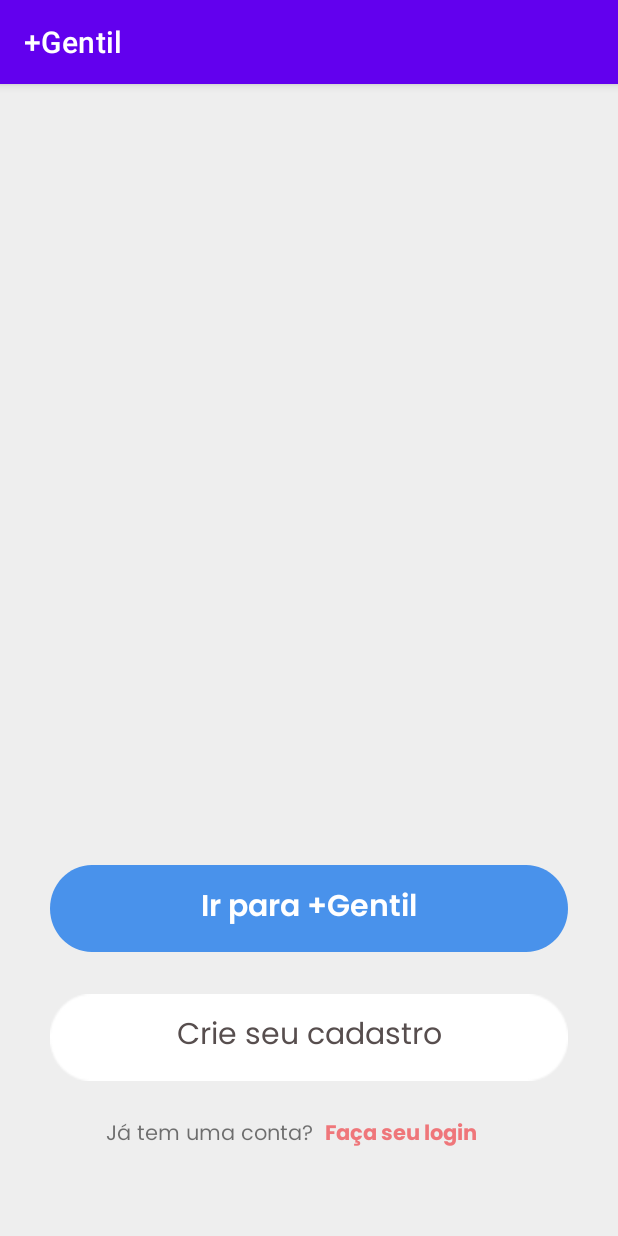
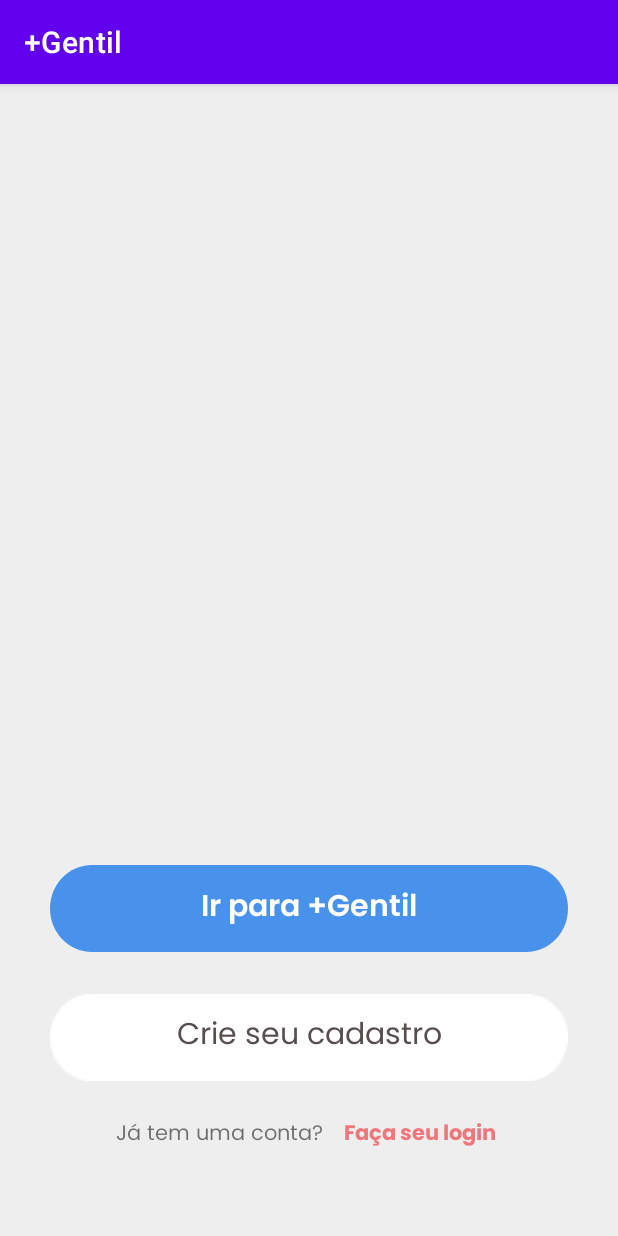
Before and after one commit to deborahohanne/MaisGentil, an Android app: the MainFragment screen opened through its navigation route, on a phone screen of 412 x 824 dp. Run offline under Robolectric (Android 15) with nearby library versions, the phone set to English and light mode, and no system bars; our stand-ins replace Dagger/Hilt's generated code, Firebase (no records; nobody signed in at launch, a user with empty details on screens opened directly), data binding.

Commit message:
FIX: Navegacao Login funcionando e arquivos de Login

```diff
--- /dev/null
+++ b/app/src/main/java/br/iesb/mobile/gentil/AppResult.kt
@@ -0,0 +1,6 @@
+package br.iesb.mobile.gentil
+
+sealed class AppResult<out T: Any> {
+    data class Success<out T: Any>(val data: T): AppResult<T>()
+    data class Error(val error: Throwable?): AppResult<Nothing>()
+}
--- a/app/src/main/java/br/iesb/mobile/gentil/ui/fragment/login/ForgotFragment.kt
+++ b/app/src/main/java/br/iesb/mobile/gentil/ui/fragment/login/ForgotFragment.kt
@@ -14,10 +14,6 @@ import br.iesb.mobile.gentil.databinding.FragmentLoginBinding
 class ForgotFragment : Fragment() {
 
     private lateinit var binding: FragmentForgotBinding
-
-    fun VoltarTelaLogin(v: View) {
-        findNavController().navigate(R.id.action_forgotFragment_to_loginFragment)
-    }
 
     override fun onCreateView(
         inflater: LayoutInflater, container: ViewGroup?,
--- a/app/src/main/java/br/iesb/mobile/gentil/ui/fragment/login/LoginFragment.kt
+++ b/app/src/main/java/br/iesb/mobile/gentil/ui/fragment/login/LoginFragment.kt
@@ -33,10 +33,6 @@ class LoginFragment : Fragment() {
 
 //    fun IrParaTelaLogin(v: View) {
 //        findNavController().navigate(R.id.action_mainFragment_to_loginFragment)
-//    }
-
-//    fun VoltarTelaMain(v: View) {
-//        findNavController().navigate(R.id.action_loginFragment_to_mainFragment)
 //    }
 
 
--- a/app/src/main/res/layout/activity_main.xml
+++ b/app/src/main/res/layout/activity_main.xml
@@ -8,7 +8,7 @@
     tools:context=".ui.activity.MainActivity">
 
     <TextView
-        android:id="@+id/tvMainLinked"
+        android:id="@+id/tvFacaSeuLogin"
         android:layout_width="wrap_content"
         android:layout_height="wrap_content"
         android:layout_marginStart="8dp"
--- a/app/src/main/res/layout/fragment_forgot.xml
+++ b/app/src/main/res/layout/fragment_forgot.xml
@@ -208,13 +208,13 @@
                 android:id="@+id/btforgotTrue"
                 android:layout_width="54dp"
                 android:layout_height="47dp"
-                android:onClick="@{codigoFragmento::VoltarTelaLogin}"
                 app:layout_constraintBottom_toBottomOf="parent"
                 app:layout_constraintEnd_toEndOf="parent"
                 app:layout_constraintHorizontal_bias="0.044"
                 app:layout_constraintStart_toStartOf="parent"
                 app:layout_constraintTop_toTopOf="parent"
                 app:layout_constraintVertical_bias="0.023"
+                android:onClick="@{() -> codigoFragmento.activity.onBackPressed()}"
                 app:srcCompat="@drawable/back" />
 
 
--- a/app/src/main/res/layout/fragment_login.xml
+++ b/app/src/main/res/layout/fragment_login.xml
@@ -184,7 +184,7 @@
                 android:onClick="@{() -> codigoFragmento.activity.onBackPressed()}"
                 app:srcCompat="@drawable/back" />
 
-            <TextViewIrParaTelaLogin
+            <TextView
                 android:id="@+id/tvLoginOne"
                 android:layout_width="wrap_content"
                 android:layout_height="wrap_content"
--- a/app/src/main/res/layout/fragment_main.xml
+++ b/app/src/main/res/layout/fragment_main.xml
@@ -17,23 +17,22 @@
         tools:context=".ui.activity.MainActivity">
 
         <TextView
-            android:id="@+id/tvMainLinked"
+            android:id="@+id/tvFacaSeuLogin"
             android:layout_width="wrap_content"
             android:layout_height="wrap_content"
-            android:layout_marginStart="8dp"
-            android:layout_marginEnd="100dp"
+            android:layout_marginEnd="80dp"
             android:layout_marginBottom="36dp"
             android:fontFamily="@font/poppinsbold"
+            android:onClick="@{codigoFragmento::irParaTelaLogin}"
             android:text="@string/txtJaTemUmaConta2"
             android:textColor="@color/txt_vermelho"
-            android:onClick="@{codigoFragmento::irParaTelaLogin}"
             app:layout_constraintBottom_toBottomOf="parent"
             app:layout_constraintEnd_toEndOf="parent"
-            app:layout_constraintHorizontal_bias="0.5"
-            app:layout_constraintStart_toEndOf="@+id/tvLogin" />
+            app:layout_constraintTop_toBottomOf="@+id/tvCrieSeuCadastro"
+            app:layout_constraintVertical_bias="1.0" />
 
         <TextView
-            android:id="@+id/tvLogin"
+            android:id="@+id/tvJaTemSuaConta"
             android:layout_width="wrap_content"
             android:layout_height="wrap_content"
             android:layout_marginStart="76dp"
@@ -42,12 +41,14 @@
             android:text="@string/txtJaTemUmaConta1"
             android:textAlignment="center"
             app:layout_constraintBottom_toBottomOf="parent"
-            app:layout_constraintEnd_toStartOf="@+id/tvMainLinked"
-            app:layout_constraintHorizontal_bias="0.5"
-            app:layout_constraintStart_toStartOf="parent" />
+            app:layout_constraintEnd_toStartOf="@+id/tvFacaSeuLogin"
+            app:layout_constraintHorizontal_bias="0.0"
+            app:layout_constraintStart_toStartOf="parent"
+            app:layout_constraintTop_toBottomOf="@+id/tvCrieSeuCadastro"
+            app:layout_constraintVertical_bias="1.0" />
 
         <TextView
-            android:id="@+id/btHome"
+            android:id="@+id/tvIrParaHome"
             android:layout_width="345dp"
             android:layout_height="58dp"
             android:layout_marginStart="32dp"
@@ -68,25 +69,24 @@
             app:layout_constraintTop_toBottomOf="@+id/vpOnboarding" />
 
         <TextView
-            android:id="@+id/tvMainSignUp"
+            android:id="@+id/tvCrieSeuCadastro"
             android:layout_width="345dp"
             android:layout_height="58dp"
             android:layout_marginStart="32dp"
-            android:layout_marginTop="40dp"
             android:layout_marginEnd="32dp"
             android:layout_marginBottom="84dp"
             android:background="@drawable/buttom2"
             android:fontFamily="@font/poppinsregular"
             android:gravity="center"
+            android:onClick="@{codigoFragmento::irParaTelaCadastro}"
             android:text="@string/txtCrieCadastro"
-            android:onClick="@{codigoFragmento::irParaTelaCadastro}"
             android:textAlignment="center"
             android:textColor="#574E4E"
             android:textSize="20sp"
             app:layout_constraintBottom_toBottomOf="parent"
             app:layout_constraintEnd_toEndOf="parent"
             app:layout_constraintStart_toStartOf="parent"
-            app:layout_constraintTop_toBottomOf="@+id/btHome"
+            app:layout_constraintTop_toBottomOf="@+id/tvIrParaHome"
             app:layout_constraintVertical_bias="1.0" />
 
         <androidx.viewpager2.widget.ViewPager2
@@ -101,5 +101,4 @@
 
     </androidx.constraintlayout.widget.ConstraintLayout>
 
-
 </layout>
--- a/app/src/main/res/layout/fragment_mais_gentil.xml
+++ b/app/src/main/res/layout/fragment_mais_gentil.xml
@@ -21,7 +21,7 @@
         tools:context=".ui.activity.MaisGentilActivity">
 
         <ImageView
-            android:id="@+id/btforgotTrue"
+            android:id="@+id/ivLogoGentil"
             android:layout_width="wrap_content"
             android:layout_height="wrap_content"
             android:layout_marginStart="32dp"
@@ -53,7 +53,7 @@
             app:layout_constraintVertical_bias="0.71" />
 
         <ImageView
-            android:id="@+id/imageView24"
+            android:id="@+id/ivTelaGentil"
             android:layout_width="131dp"
             android:layout_height="55dp"
             app:layout_constraintBottom_toBottomOf="parent"
@@ -64,7 +64,7 @@
             app:srcCompat="@drawable/rectangle_green_bar" />
 
         <TextView
-            android:id="@+id/textView2"
+            android:id="@+id/tvTelaGentil"
             android:layout_width="80dp"
             android:layout_height="27dp"
             android:text="Acesse"
--- a/app/src/main/res/navigation/login.xml
+++ b/app/src/main/res/navigation/login.xml
@@ -32,6 +32,9 @@
         <action
             android:id="@+id/action_registerFragment_to_registerVoluntaryFragment"
             app:destination="@id/registerVoluntaryFragment" />
+        <action
+            android:id="@+id/action_registerFragment_to_loginFragment"
+            app:destination="@id/loginFragment" />
     </fragment>
     <fragment
         android:id="@+id/maisGentilFragment"
```
Also changed, not shown: app/src/main/java/br/iesb/mobile/gentil/domain/User.kt (+4 -3 lines), app/src/main/java/br/iesb/mobile/gentil/interactor/LoginInteractor.kt (added, +19 -0 lines), app/src/main/java/br/iesb/mobile/gentil/repository/LoginRepository.kt (added, +29 -0 lines), app/src/main/java/br/iesb/mobile/gentil/ui/fragment/login/RegisterFragment.kt (+15 -39 lines), app/src/main/java/br/iesb/mobile/gentil/viewmodel/LoginViewModel.kt (added, +25 -0 lines), app/src/main/res/layout/fragment_register.xml (+13 -31 lines).
